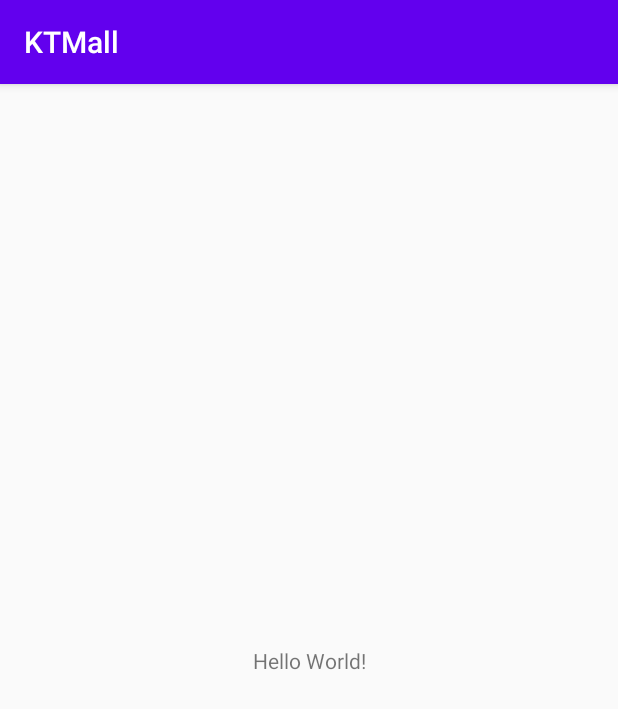
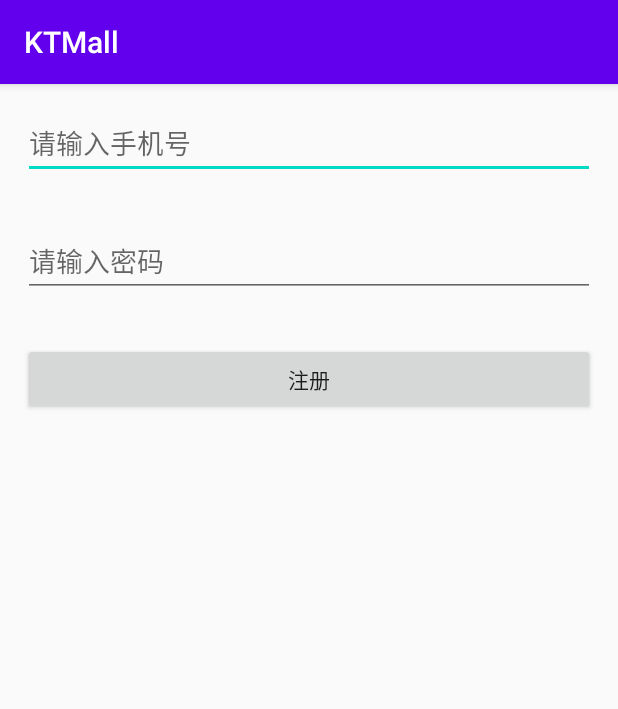
Before and after one commit to rcj60560/KTMall, an Android app: the screen it shows after launch (MainActivity), on a phone screen of 412 x 824 dp. Shown: the top 709 px of the screen. Run offline under Robolectric (Android 15) with nearby library versions, the phone set to English and light mode, and no system bars.

```diff
--- a/app/build.gradle
+++ b/app/build.gradle
@@ -34,5 +34,9 @@ dependencies {
     testImplementation 'junit:junit:4.12'
     androidTestImplementation 'androidx.test.ext:junit:1.1.1'
     androidTestImplementation 'androidx.test.espresso:espresso-core:3.2.0'
-    implementation project(path: ':provider')
+
+    api project(path: ':provider')
+    if (isUserModule.toBoolean()) {
+        api project(path: ':usercenter')
+    }
 }
--- a/app/src/main/java/com/luocj/ktmall/ui/activity/MainActivity.kt
+++ b/app/src/main/java/com/luocj/ktmall/ui/activity/MainActivity.kt
@@ -2,7 +2,10 @@ package com.luocj.ktmall.ui.activity
 
 import androidx.appcompat.app.AppCompatActivity
 import android.os.Bundle
+import android.widget.Toast
 import com.luocj.ktmall.R
+import kotlinx.android.synthetic.main.activity_main.*
+import org.jetbrains.anko.toast
 
 class MainActivity : AppCompatActivity() {
 
--- a/app/src/main/res/layout/activity_main.xml
+++ b/app/src/main/res/layout/activity_main.xml
@@ -1,18 +1,26 @@
 <?xml version="1.0" encoding="utf-8"?>
-<androidx.constraintlayout.widget.ConstraintLayout xmlns:android="http://schemas.android.com/apk/res/android"
-    xmlns:app="http://schemas.android.com/apk/res-auto"
-    xmlns:tools="http://schemas.android.com/tools"
+<LinearLayout xmlns:android="http://schemas.android.com/apk/res/android"
     android:layout_width="match_parent"
     android:layout_height="match_parent"
-    tools:context=".ui.activity.MainActivity">
+    android:orientation="vertical">
 
-    <TextView
-        android:layout_width="wrap_content"
+    <EditText
+        android:layout_width="match_parent"
         android:layout_height="wrap_content"
-        android:text="Hello World!"
-        app:layout_constraintBottom_toBottomOf="parent"
-        app:layout_constraintLeft_toLeftOf="parent"
-        app:layout_constraintRight_toRightOf="parent"
-        app:layout_constraintTop_toTopOf="parent" />
+        android:layout_margin="15dp"
+        android:hint="请输入手机号" />
 
-</androidx.constraintlayout.widget.ConstraintLayout>
+    <EditText
+        android:layout_width="match_parent"
+        android:layout_height="wrap_content"
+        android:layout_margin="15dp"
+        android:hint="请输入密码" />
+
+    <Button
+        android:id="@+id/btnTest"
+        android:layout_width="match_parent"
+        android:layout_height="wrap_content"
+        android:layout_margin="15dp"
+        android:text="注册" />
+
+</LinearLayout>
--- a/gradle.properties
+++ b/gradle.properties
@@ -19,4 +19,4 @@ android.useAndroidX=true
 android.enableJetifier=true
 # Kotlin code style for this project: "official" or "obsolete":
 kotlin.code.style=official
-isUserModule = true
+isUserModule = false
--- a/provider/build.gradle
+++ b/provider/build.gradle
@@ -33,5 +33,5 @@ dependencies {
     testImplementation 'junit:junit:4.12'
     androidTestImplementation 'androidx.test.ext:junit:1.1.1'
     androidTestImplementation 'androidx.test.espresso:espresso-core:3.2.0'
-    implementation project(path: ':baselib')
+    api project(path: ':baselib')
 }
--- a/usercenter/src/main/res/layout/activity_register.xml
+++ b/usercenter/src/main/res/layout/activity_register.xml
@@ -17,6 +17,7 @@
         android:hint="请输入密码" />
 
     <Button
+        android:id="@+id/btnResgiter"
         android:layout_width="match_parent"
         android:layout_height="wrap_content"
         android:layout_margin="15dp"
--- /dev/null
+++ b/usercenter/src/main/res/layout/activity_test.xml
@@ -0,0 +1,6 @@
+<?xml version="1.0" encoding="utf-8"?>
+<LinearLayout xmlns:android="http://schemas.android.com/apk/res/android"
+    android:orientation="vertical" android:layout_width="match_parent"
+    android:layout_height="match_parent">
+
+</LinearLayout>
```
Also changed, not shown: baselib/build.gradle (+29 -0 lines), baselib/src/main/java/com/luocj/baselib/presenter/BasePresenter.kt (added, +7 -0 lines), baselib/src/main/java/com/luocj/baselib/presenter/view/BaseView.kt (added, +7 -0 lines), baselib/src/main/java/com/luocj/baselib/ui/activity/BaseActivity.kt (added, +8 -0 lines), baselib/src/main/java/com/luocj/baselib/ui/activity/BaseMVPActivity.kt (added, +18 -0 lines), build.gradle (+11 -1 lines), usercenter/build.gradle (+13 -1 lines), usercenter/src/main/debug/AndroidManifest.xml (added, +18 -0 lines), usercenter/src/main/java/com/luocj/usercenter/RegisterActivity.kt (+19 -1 lines), usercenter/src/main/java/com/luocj/usercenter/TestActivity.kt (added, +14 -0 lines), usercenter/src/main/java/com/luocj/usercenter/preseneter/RegisterPresenter.kt (added, +10 -0 lines), usercenter/src/main/java/com/luocj/usercenter/preseneter/view/RegisterView.kt (added, +7 -0 lines), 2 other files.
